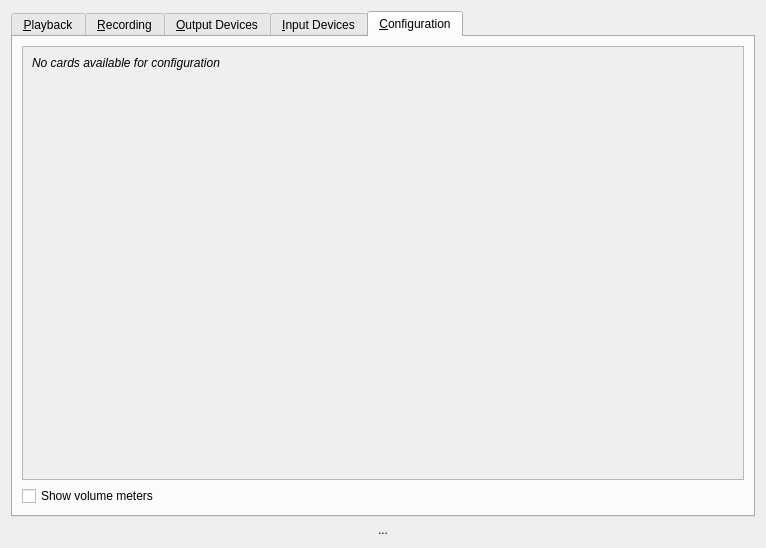
Before: the Qt Designer form src/mainwindow.ui in lxqt/pavucontrol-qt, drawn with Qt 5.
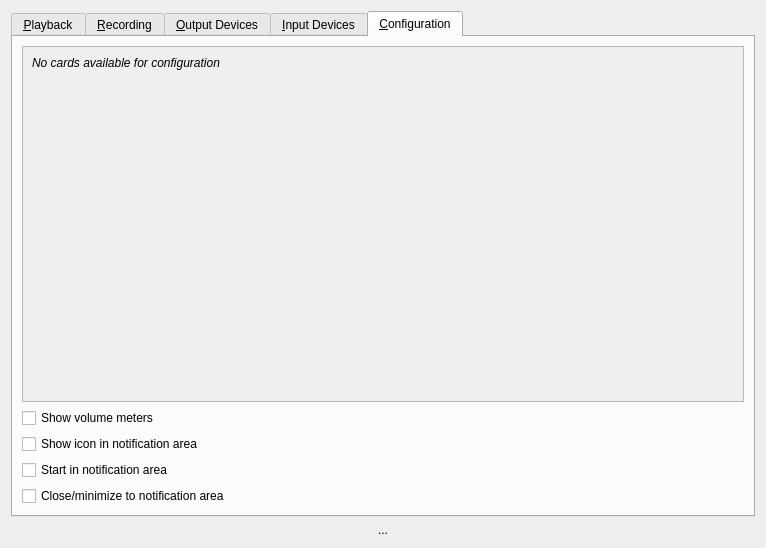
After: the same form once the commit is applied. The open tabs and pages were chosen to show the change. Icons and pictures are not drawn.

Commit message:
Add systray functionability
	modified:   src/mainwindow.cc
	modified:   src/mainwindow.h
	modified:   src/mainwindow.ui
	modified:   src/pavucontrol.cc

What changed in the file:
```diff
--- a/src/mainwindow.ui
+++ b/src/mainwindow.ui
@@ -337,6 +337,27 @@
          </property>
         </widget>
        </item>
+       <item>
+        <widget class="QCheckBox" name="enableSystrayCheckButton">
+         <property name="text">
+          <string>Show icon in notification area</string>
+         </property>
+        </widget>
+       </item>
+       <item>
+        <widget class="QCheckBox" name="startInSystrayCheckButton">
+         <property name="text">
+          <string>Start in notification area</string>
+         </property>
+        </widget>
+       </item>
+       <item>
+        <widget class="QCheckBox" name="closeToSystrayCheckButton">
+         <property name="text">
+          <string>Close/minimize to notification area</string>
+         </property>
+        </widget>
+       </item>
       </layout>
      </widget>
     </widget>
```
The commit also changes 3 other files.
